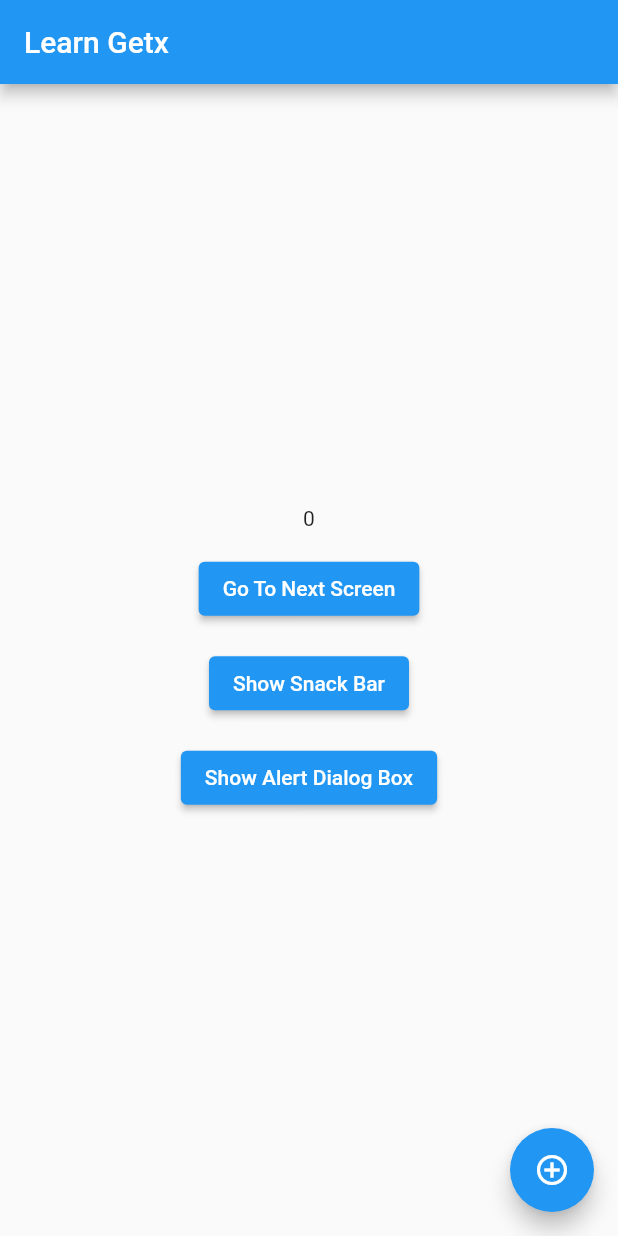
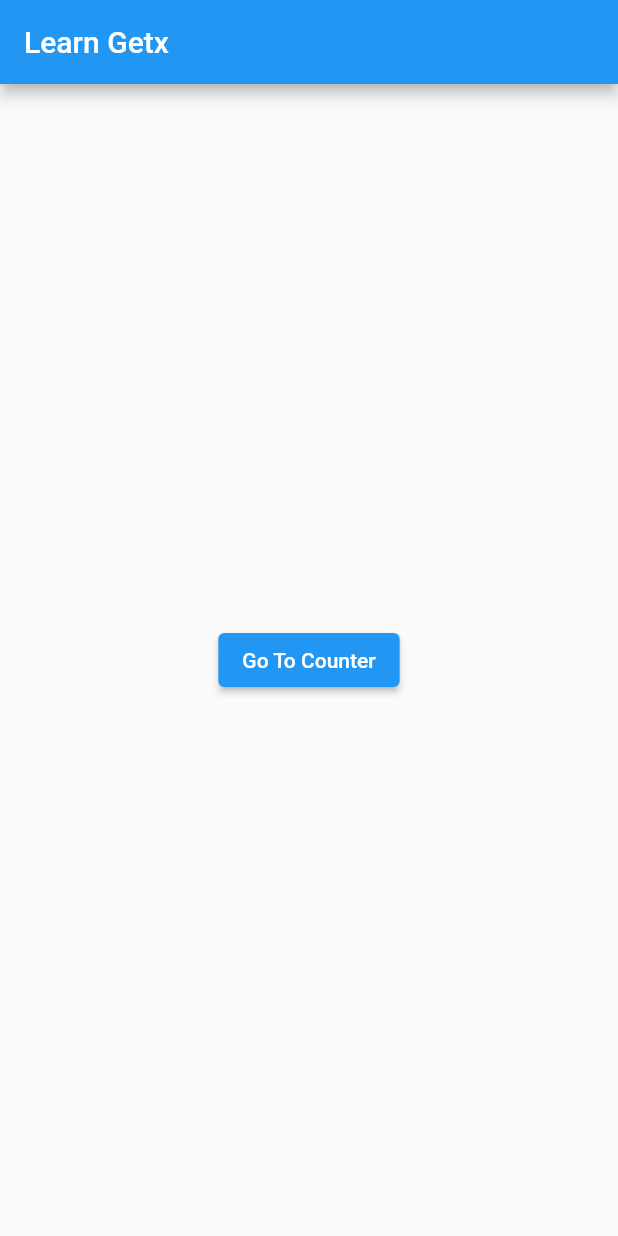
Before and after one commit to GulsherKhan659/Day1, a Flutter app: the screen it shows after launch, on a phone screen of 412 x 824 dp. Run offline on Flutter 3.47's test engine with Material 2 defaults, Android fonts, the phone set to English and light mode, and no system bars; our stand-ins replace get.

Commit message:
20/June/2021

```diff
--- a/lib/getx_controller.dart
+++ b/lib/getx_controller.dart
@@ -1,15 +1,17 @@
+import 'package:get/get.dart';
+import 'package:learngetx/user.dart';
 
-import 'package:get/get.dart';
+class UserController extends GetxController {
+  final myUser = User(name: "Ahmed", age: 20).obs;
+  ToUpperCase() {
+    myUser.update((myUser) {
+      myUser!.name = myUser.name.toUpperCase();
+      print(myUser.name);
+    });
+  }
 
-class MyGetx extends GetxController{
-    var count =0.obs;
-
-    void  getCount(){
-      count++;
-      update();
-      print(count);
-    }
-
-
-
+  increaseAge() {
+    myUser.value.age = myUser.value.age + 1;
+    print(myUser.value.age);
+  }
 }
--- /dev/null
+++ b/lib/getx_routes.dart
@@ -0,0 +1,13 @@
+import 'package:get/get.dart';
+import 'package:learngetx/counter_scree.dart';
+import 'package:learngetx/unknown_screen.dart';
+
+import 'counter_scree.dart';
+import 'home_screen.dart';
+
+final myGetxRoutes = [
+  GetPage(name: "/", page: () => HomeScreen()),
+  GetPage(name: "/counterscreen", page: () => CounterScreen()),
+];
+
+final unKownRoute = GetPage(name: "/unkownroute", page: () => UnKownRoute());
--- /dev/null
+++ b/lib/home_screen.dart
@@ -0,0 +1,30 @@
+import 'package:flutter/material.dart';
+import 'package:get/get.dart';
+
+class HomeScreen extends StatelessWidget {
+  HomeScreen({Key? key}) : super(key: key);
+
+  @override
+  Widget build(BuildContext context) {
+    return Scaffold(
+      appBar: AppBar(
+        title: Text("Learn Getx"),
+      ),
+      body: Container(
+        width: double.infinity,
+        height: double.infinity,
+        child: Column(
+          crossAxisAlignment: CrossAxisAlignment.center,
+          mainAxisAlignment: MainAxisAlignment.center,
+          children: [
+            ElevatedButton(
+                onPressed: () {
+                  Get.toNamed("/counterscreen");
+                },
+                child: Text("Go To Counter")),
+          ],
+        ),
+      ),
+    );
+  }
+}
--- a/lib/main.dart
+++ b/lib/main.dart
@@ -1,93 +1,20 @@
 import 'package:flutter/material.dart';
 import 'package:get/get.dart';
 import 'package:learngetx/getx_controller.dart';
+import 'package:learngetx/getx_routes.dart';
 
-
-void main()=> runApp(MyApp());
+void main() => runApp(MyApp());
 
 class MyApp extends StatelessWidget {
-  //const MyApp({Key? key}) : super(key: key);
- // final MyGetx counterController = Get.put(MyGetx());
+  UserController userController = Get.put(UserController());
+
   @override
   Widget build(BuildContext context) {
+    print(userController.runtimeType);
     return GetMaterialApp(
       title: "Learn With Getx",
-      home: Scaffold(
-        appBar: AppBar(
-          title: Text("Learn Getx"),
-        ),
-      body:ContainerBody(),
-      floatingActionButton: GetBuilder<MyGetx>(
-        init: MyGetx(),
-        builder: (controller) {
-          return FloatingActionButton(
-            child: Icon(Icons.add_circle_outline),
-            onPressed:()=> controller.getCount(),
-          );
-        }
-      ),
-      ),
+      getPages: myGetxRoutes,
+      unknownRoute: unKownRoute,
     );
   }
 }
-
-
-class ContainerBody extends StatelessWidget {
-  //const ContainerBody({Key? key}) : super(key: key);
-  //final MyGetx counterController = Get.find();
-  @override
-  Widget build(BuildContext context) {
-    return GetBuilder<MyGetx>(
-        init: MyGetx(),
-        builder: (controller) {
-          return Container(
-            width: double.infinity,
-            height: double.infinity,
-            child: Column(
-              crossAxisAlignment: CrossAxisAlignment.center,
-              mainAxisAlignment: MainAxisAlignment.center,
-              children: [
-                Text("${controller.count}"),
-                SizedBox(height: 15,),
-                ElevatedButton(onPressed: (){
-                  Get.to(Second());
-                }, child: Text("Go To Next Screen")),
-                SizedBox(height: 15,),
-                ElevatedButton(onPressed: (){
-                  Get.showSnackbar(
-                    GetBar(
-                      title: "Snack Bar",
-                      message: "This is message to show Thank you",
-                      isDismissible: true,
-                      duration: Duration(seconds: 1),
-                      snackPosition: SnackPosition.TOP,
-                      dismissDirection: SnackDismissDirection.VERTICAL,
-
-                    ),
-                      );
-                }, child: Text("Show Snack Bar")),
-                SizedBox(height: 15,),
-                ElevatedButton(onPressed: (){
-                  Get.defaultDialog(
-                    title: "Alert Box",
-                    content: Text("This is AlertBox"),
-
-                  );
-                }, child: Text("Show Alert Dialog Box")),
-              ],
-            ),
-          );
-        });
-  }
-}
-
-class Second extends StatelessWidget {
-  const Second({Key? key}) : super(key: key);
-
-  @override
-  Widget build(BuildContext context) {
-    return Center(
-      child: Text("Second Screen"),
-    );
-  }
-}
--- /dev/null
+++ b/lib/user.dart
@@ -0,0 +1,8 @@
+import 'package:get/get.dart';
+
+class User {
+  String name;
+  int age;
+
+  User({required this.name, required this.age});
+}
```
Also changed, not shown: lib/counter_scree.dart (added, +28 -0 lines), lib/unknown_screen.dart (added, +14 -0 lines).
